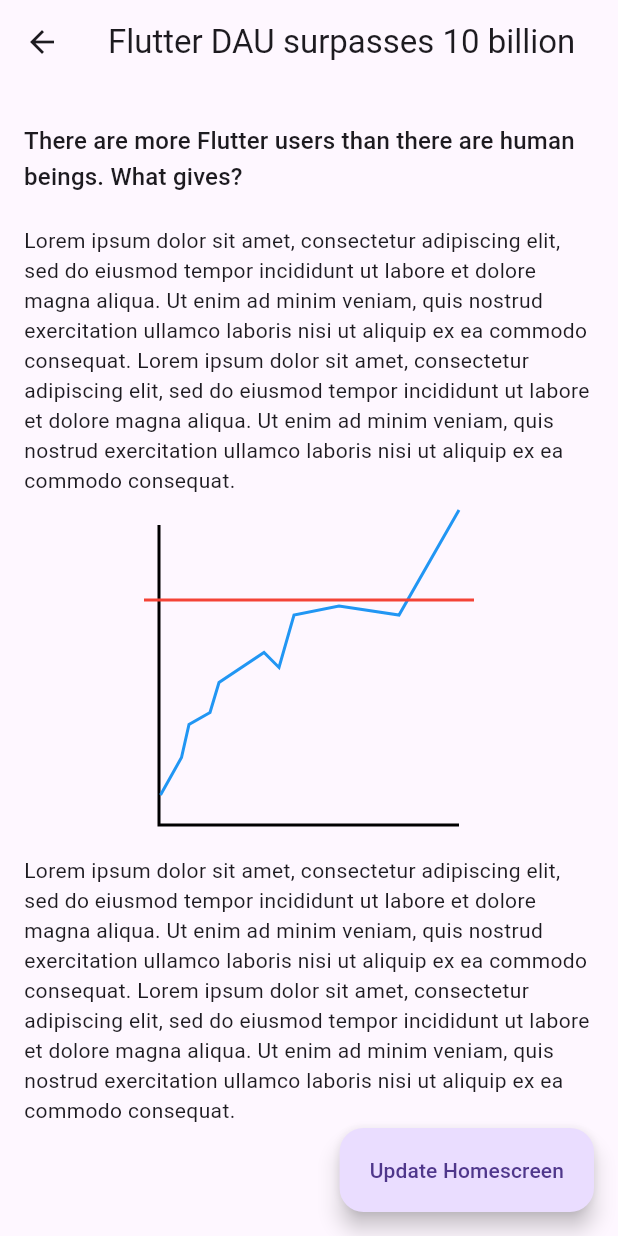
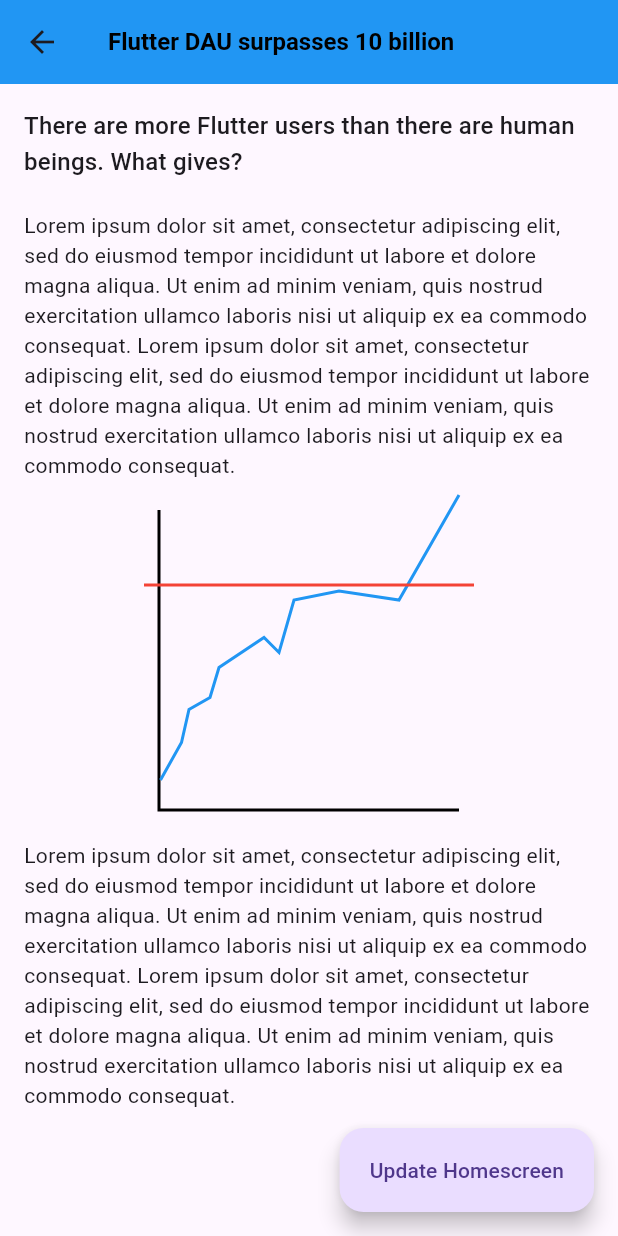
Before and after one commit to ericwindmill/homescreen_codelab_temp, a Flutter app: the screen it shows after launch, after a tap on "Flutter DAU surpasses 10 billion", on a phone screen of 412 x 824 dp. Run offline on Flutter 3.47's test engine with Material 2 defaults, Android fonts, the phone set to English and light mode, and no system bars; missing offline and left inert: home_widget.

Commit message:
Cleaning up code and adding custom font

```diff
--- a/final/lib/article_screen.dart
+++ b/final/lib/article_screen.dart
@@ -1,52 +1,7 @@
 import 'package:flutter/material.dart';
-import 'package:home_widget/home_widget.dart';
 import 'package:homescreen_widgets/news_data.dart';
 
-// This should be removed when HomeWidget package is updated
-extension HomeWidgetRenderExtension on HomeWidget {
-  /// Generate a screenshot based on the build context of a widget.
-  /// This method renders the widget to an image (png) file with the provided filename.
-  /// The png file is saved to the App Group container and the full path is returned as a string.
-  /// The filename is optionally saved to UserDefaults using the provided key.
-  static Future<String?> renderFlutterWidget(
-    String appGroupId,
-    BuildContext context,
-    String filename,
-    String? key,
-  ) async {
-    // Get the render object for the widget
-    //   final RenderRepaintBoundary boundary =
-    //       context.findRenderObject() as RenderRepaintBoundary;
-    //
-    //   // Create a screenshot of the widget
-    //   final image = await boundary.toImage(
-    //       pixelRatio: MediaQuery.of(context).devicePixelRatio);
-    //   final byteData = await image.toByteData(format: ImageByteFormat.png);
-    //
-    //   // Save the screenshot to a file in the app group container
-    //   // final PathProviderFoundation provider = PathProviderFoundation();
-    //   try {
-    //     final String? directory = await provider.getContainerPath(
-    //       appGroupIdentifier: appGroupId,
-    //     );
-    //     final String path = '$directory/$filename.png';
-    //     final File file = File(path);
-    //     await file.writeAsBytes(byteData!.buffer.asUint8List());
-    //
-    //     // Save the filename to UserDefaults if a key was provided
-    //     if (key != null) {
-    //       _channel.invokeMethod<bool>('saveWidgetData', {
-    //         'id': key,
-    //         'data': '$filename.png',
-    //       });
-    //     }
-    //     return path;
-    //   } catch (e) {
-    //     throw Exception('Failed to save screenshot to app group container: $e');
-    //   }
-  }
-}
-
+/// ArticleScreen is the screen that shows the article details.
 class ArticleScreen extends StatefulWidget {
   final NewsArticle article;
 
@@ -60,27 +15,21 @@ class ArticleScreen extends StatefulWidget {
 }
 
 class _ArticleScreenState extends State<ArticleScreen> {
-  final _globalKey = GlobalKey();
   String? imagePath;
   @override
   Widget build(BuildContext context) {
     return Scaffold(
       appBar: AppBar(
-        title: Text(widget.article.title!),
-      ),
+          title: Text(widget.article.title!),
+          titleTextStyle: const TextStyle(
+              fontSize: 16, fontWeight: FontWeight.bold, color: Colors.black)),
       floatingActionButton: FloatingActionButton.extended(
         onPressed: () async {
-          if (_globalKey.currentContext != null) {
-            // var path = await HomeWidget.renderFlutterWidget(
-            //   'group.leighawidget',
-            //   _globalKey.currentContext!,
-            //   "screenshot",
-            //   "filename",
-            // );
-            setState(() {
-              // imagePath = path;
-            });
-          }
+          ScaffoldMessenger.of(context).showSnackBar(
+            const SnackBar(
+              content: Text('Updating home screen widget...'),
+            ),
+          );
         },
         label: const Text('Update Homescreen'),
       ),
@@ -90,14 +39,6 @@ class _ArticleScreenState extends State<ArticleScreen> {
           child: Column(
             crossAxisAlignment: CrossAxisAlignment.start,
             children: [
-              if (widget.article.image != null)
-                Padding(
-                  padding: const EdgeInsets.all(16.0),
-                  child: Center(
-                    child: Image.asset('assets/images/${widget.article.image}'),
-                  ),
-                ),
-              const SizedBox(height: 10.0),
               Text(
                 widget.article.description!,
                 style: Theme.of(context).textTheme.titleMedium,
@@ -107,7 +48,6 @@ class _ArticleScreenState extends State<ArticleScreen> {
               const SizedBox(height: 20.0),
               Center(
                 child: RepaintBoundary(
-                  key: _globalKey,
                   child: CustomPaint(
                     painter: LineChartPainter(),
                     child: const SizedBox(
@@ -127,6 +67,7 @@ class _ArticleScreenState extends State<ArticleScreen> {
   }
 }
 
+/// LineChartPainter creates a custom line chart.
 class LineChartPainter extends CustomPainter {
   @override
   void paint(Canvas canvas, Size size) {
--- /dev/null
+++ b/final/lib/home_screen.dart
@@ -0,0 +1,90 @@
+import 'package:flutter/material.dart';
+
+// New: Add this import
+import 'package:home_widget/home_widget.dart';
+
+import 'article_screen.dart';
+import 'news_data.dart';
+
+// New: Add these constants
+// TO DO: Replace with your App Group ID
+const String appGroupId = 'group.leighawidget';
+const String iOSWidgetName = 'NewsWidgets';
+const String androidWidgetName = 'NewsWidget';
+
+class MyHomePage extends StatefulWidget {
+  const MyHomePage({super.key});
+  @override
+  State<MyHomePage> createState() => _MyHomePageState();
+}
+
+class _MyHomePageState extends State<MyHomePage> {
+  late String newHeadline;
+
+  // New: Add initState
+  @override
+  void initState() {
+    super.initState();
+
+    // Set the group ID for the HomeWidget class
+    HomeWidget.setAppGroupId(appGroupId);
+
+    // Mock read in some data and update the headline
+    final newHeadline = getNewsStories()[0];
+    updateHeadlineDataForHomescreenWidget(newHeadline);
+  }
+
+  // New: add this method
+  void updateHeadlineDataForHomescreenWidget(NewsArticle newHeadline) {
+    // Save the article data to the native key/value storage
+    HomeWidget.saveWidgetData<String>(
+      'headline_title',
+      newHeadline.title,
+    );
+    HomeWidget.saveWidgetData<String>(
+      'headline_description',
+      newHeadline.description,
+    );
+
+    // Tell the home screen widgets to re-render
+    HomeWidget.updateWidget(
+      iOSName: iOSWidgetName,
+      androidName: androidWidgetName,
+    );
+  }
+
+  @override
+  Widget build(BuildContext context) {
+    return Scaffold(
+        appBar: AppBar(
+            title: const Text('Top Stories'),
+            centerTitle: false,
+            titleTextStyle: const TextStyle(
+                fontSize: 30,
+                fontWeight: FontWeight.bold,
+                color: Colors.black)),
+        body: ListView.separated(
+          separatorBuilder: (context, idx) {
+            return const Divider();
+          },
+          itemCount: getNewsStories().length,
+          itemBuilder: (context, idx) {
+            final article = getNewsStories()[idx];
+            return ListTile(
+              key: Key("$idx ${article.hashCode}"),
+              title: Text(article.title!),
+              subtitle: Text(article.description!),
+              onTap: () {
+                Navigator.of(context).push(
+                  MaterialPageRoute(
+                    builder: (context) {
+                      return ArticleScreen(article: article);
+                    },
+                  ),
+                );
+              },
+            );
+          },
+        ));
+  }
+}
--- a/final/lib/main.dart
+++ b/final/lib/main.dart
@@ -1,10 +1,6 @@
 import 'package:flutter/material.dart';
-import 'package:home_widget/home_widget.dart';
-import 'package:homescreen_widgets/news_data.dart';
 
-import 'article_screen.dart';
-
-const String appGroup = "appgroup";
+import 'home_screen.dart';
 
 void main() {
   WidgetsFlutterBinding.ensureInitialized();
@@ -18,96 +14,11 @@ class MyApp extends StatelessWidget {
   Widget build(BuildContext context) {
     return MaterialApp(
       theme: ThemeData(
-        useMaterial3: true,
-      ),
+          useMaterial3: true,
+          appBarTheme: AppBarTheme(
+            backgroundColor: Theme.of(context).colorScheme.primaryContainer,
+          )),
       home: const MyHomePage(),
     );
   }
 }
-
-class MyHomePage extends StatefulWidget {
-  const MyHomePage({super.key});
-  @override
-  State<MyHomePage> createState() => _MyHomePageState();
-}
-
-class _MyHomePageState extends State<MyHomePage> {
-  late String newHeadline;
-
-  @override
-  void initState() {
-    super.initState();
-    // Set the group ID
-    HomeWidget.setAppGroupId('group.leighawidget');
-
-    // Mock read in some data and update the headline
-    final newHeadline = getNewsStories()[0];
-    updateHeadline(newHeadline);
-  }
-
-  void updateHeadline(NewsArticle newHeadline) {
-    // Save the headline data to the widget
-    HomeWidget.saveWidgetData<String>('headline_title', newHeadline.title);
-    HomeWidget.saveWidgetData<String>(
-        'headline_description', newHeadline.description);
-    HomeWidget.updateWidget(
-      iOSName: 'NewsWidgets',
-      androidName: 'NewsWidget',
-    );
-  }
-
-  @override
-  Widget build(BuildContext context) {
-    return Material(
-      child: Padding(
-        padding: const EdgeInsets.all(8.0),
-        child: Column(
-          children: [
-            const SizedBox(height: 30),
-            Container(
-              padding: const EdgeInsets.all(16.0),
-              decoration: BoxDecoration(
-                color: Theme.of(context).colorScheme.tertiaryContainer,
-              ),
-              child: Row(
-                children: [
-                  Text(
-                    'Top Stories',
-                    textAlign: TextAlign.left,
-                    style: Theme.of(context).textTheme.headlineLarge!,
-                  ),
-                ],
-              ),
-            ),
-            const SizedBox(height: 25),
-            Expanded(
-              child: ListView.separated(
-                separatorBuilder: (context, idx) {
-                  return const Divider();
-                },
-                itemCount: getNewsStories().length,
-                itemBuilder: (context, idx) {
-                  final article = getNewsStories()[idx];
-                  return ListTile(
-                    key: Key("$idx ${article.hashCode}"),
-                    title: Text(article.title!),
-                    subtitle: Text(article.description!),
-                    onTap: () {
-                      Navigator.of(context).push(
-                        MaterialPageRoute(
-                          builder: (context) {
-                            return ArticleScreen(article: article);
-                          },
-                        ),
-                      );
-                    },
-                  );
-                },
-              ),
-            ),
-          ],
-        ),
-      ),
-    );
-  }
-}
--- a/final/lib/news_data.dart
+++ b/final/lib/news_data.dart
@@ -1,14 +1,12 @@
-// Mock up some news article data
+// Mock up some news article data.
 class NewsArticle {
   final String? title;
   final String? description;
-  final String? image;
   final String? articleText;
 
   NewsArticle({
     this.title,
     this.description,
-    this.image,
     this.articleText = loremIpsum,
   });
 }
@@ -25,12 +23,12 @@ List<NewsArticle> getNewsStories() {
           "There are more Flutter users than there are human beings. What gives?",
     ),
     NewsArticle(
-        title: "Remembering Flutter Forward",
-        description:
-            "Flutter Forward took place in Nairobi, Kenya in January 2023",
-        image: "Flutter_Forward_Teaser_Still_1x1_v01_small.jpg"),
+      title: "Remembering Flutter Forward",
+      description:
+          "Flutter Forward took place in Nairobi, Kenya in January 2023",
+    ),
     NewsArticle(
-      title: "Flutter Community Member saves world",
+      title: "Flutter Community saves world",
       description: "They're just that nice",
     ),
     NewsArticle(
--- a/start/lib/main.dart
+++ b/start/lib/main.dart
@@ -14,10 +14,17 @@ class MyApp extends StatelessWidget {
   Widget build(BuildContext context) {
     return MaterialApp(
       theme: ThemeData(
-          useMaterial3: true,
-          appBarTheme: AppBarTheme(
-            backgroundColor: Theme.of(context).colorScheme.primaryContainer,
-          )),
+        useMaterial3: true,
+        appBarTheme: AppBarTheme(
+          backgroundColor: Theme.of(context).colorScheme.primaryContainer,
+        ),
+        textTheme: const TextTheme(
+          titleMedium: TextStyle(
+            fontFamily: "Chewy",
+            fontSize: 20,
+          ),
+        ),
+      ),
       home: const MyHomePage(),
     );
   }
```
Also changed, not shown: final/pubspec.yaml (+8 -70 lines), start/pubspec.yaml (+8 -69 lines), final/fonts/Chewy-Regular.ttf (added), final/fonts/HanaleiFill-Regular.ttf (deleted), start/fonts/Chewy-Regular.ttf (added), start/fonts/HanaleiFill-Regular.ttf (deleted), 1 other file.
